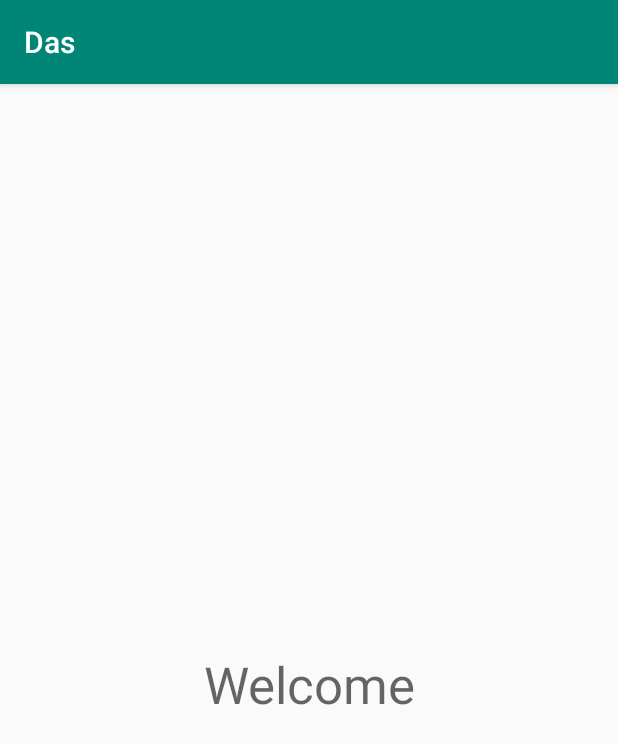
After one commit to JonLinC07/Das, an Android app: the Home screen opened directly, with no data from a screen before it, on a phone screen of 412 x 824 dp. The commit adds this screen. Shown: the top 744 px of the screen. Run offline under Robolectric (Android 15) with nearby library versions, the phone set to English and light mode, and no system bars.

Commit message:
Se agrego la actividad Home hace falta la funcionalidad del login

```diff
--- a/app/src/main/AndroidManifest.xml
+++ b/app/src/main/AndroidManifest.xml
@@ -9,7 +9,8 @@
         android:roundIcon="@mipmap/ic_launcher_round"
         android:supportsRtl="true"
         android:theme="@style/AppTheme">
-        <activity android:name=".SignUp"></activity>
+        <activity android:name=".Home"></activity>
+        <activity android:name=".SignUp" />
         <activity android:name=".MainActivity">
             <intent-filter>
                 <action android:name="android.intent.action.MAIN" />
--- /dev/null
+++ b/app/src/main/java/com/example/das/Home.java
@@ -0,0 +1,14 @@
+package com.example.das;
+
+import androidx.appcompat.app.AppCompatActivity;
+
+import android.os.Bundle;
+
+public class Home extends AppCompatActivity {
+
+    @Override
+    protected void onCreate(Bundle savedInstanceState) {
+        super.onCreate(savedInstanceState);
+        setContentView(R.layout.activity_home);
+    }
+}
--- a/app/src/main/java/com/example/das/Model.java
+++ b/app/src/main/java/com/example/das/Model.java
@@ -31,7 +31,13 @@ public final class Model {
 
     public static final String SQL_DELETE_ALUMNOS = "DROP TABLE IF EXISTS " + Alumnos.TABLE_NAME;
 
+
+    public static final String SQL_GET_SESSION_INFO = "SELECT " + Alumnos.COLUMN_NAME_EXPEDIENTE + ", " +
+            Alumnos.COLUMN_NAME_PASSWORD + " FROM " + Alumnos.TABLE_NAME;
+
+
     public static class Destinos implements BaseColumns {
+
         public static String TABLE_NAME = "Destinos";
         public static String COLUMN_NAME_ID = "id";
         public static String COLUMN_NAME_NOMBRE = "nombre";
--- /dev/null
+++ b/app/src/main/res/layout/activity_home.xml
@@ -0,0 +1,21 @@
+<?xml version="1.0" encoding="utf-8"?>
+<androidx.constraintlayout.widget.ConstraintLayout xmlns:android="http://schemas.android.com/apk/res/android"
+    xmlns:app="http://schemas.android.com/apk/res-auto"
+    xmlns:tools="http://schemas.android.com/tools"
+    android:layout_width="match_parent"
+    android:layout_height="match_parent"
+    tools:context=".Home">
+
+    <TextView
+        android:id="@+id/textView2"
+        android:layout_width="match_parent"
+        android:layout_height="56dp"
+        android:text="Welcome"
+        android:textAlignment="center"
+        android:textAppearance="@style/TextAppearance.AppCompat.Display1"
+        app:layout_constraintBottom_toBottomOf="parent"
+        app:layout_constraintEnd_toEndOf="parent"
+        app:layout_constraintStart_toStartOf="parent"
+        app:layout_constraintTop_toTopOf="parent"
+        app:layout_constraintVertical_bias="0.53" />
+</androidx.constraintlayout.widget.ConstraintLayout>
```
Also changed, not shown: app/src/main/java/com/example/das/MainActivity.java (+45 -1 lines), app/src/main/java/com/example/das/SignUp.java (+3 -5 lines), app/src/main/res/layout/activity_main.xml (+4 -3 lines).
